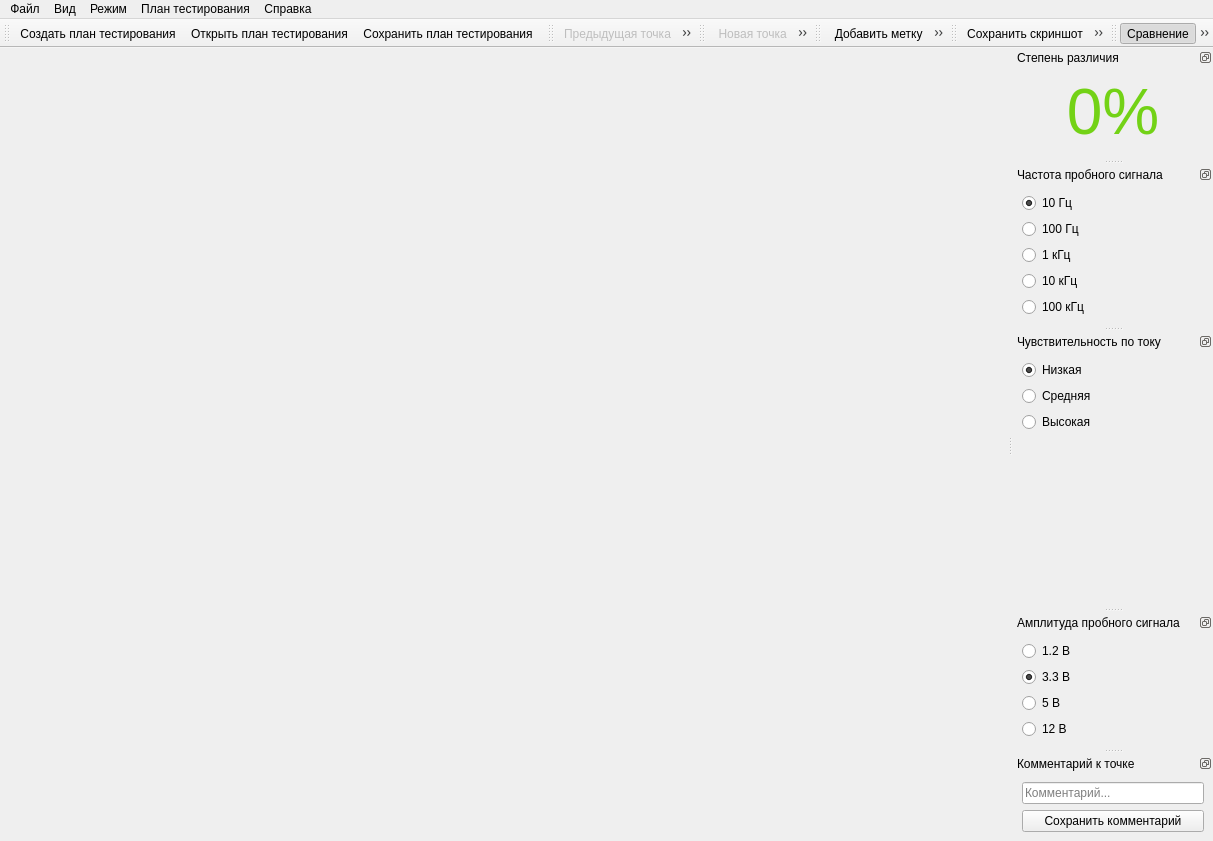
Before: the Qt Designer form gui/mainwindow.ui in EPC-MSU/EPLab, drawn with Qt 5.
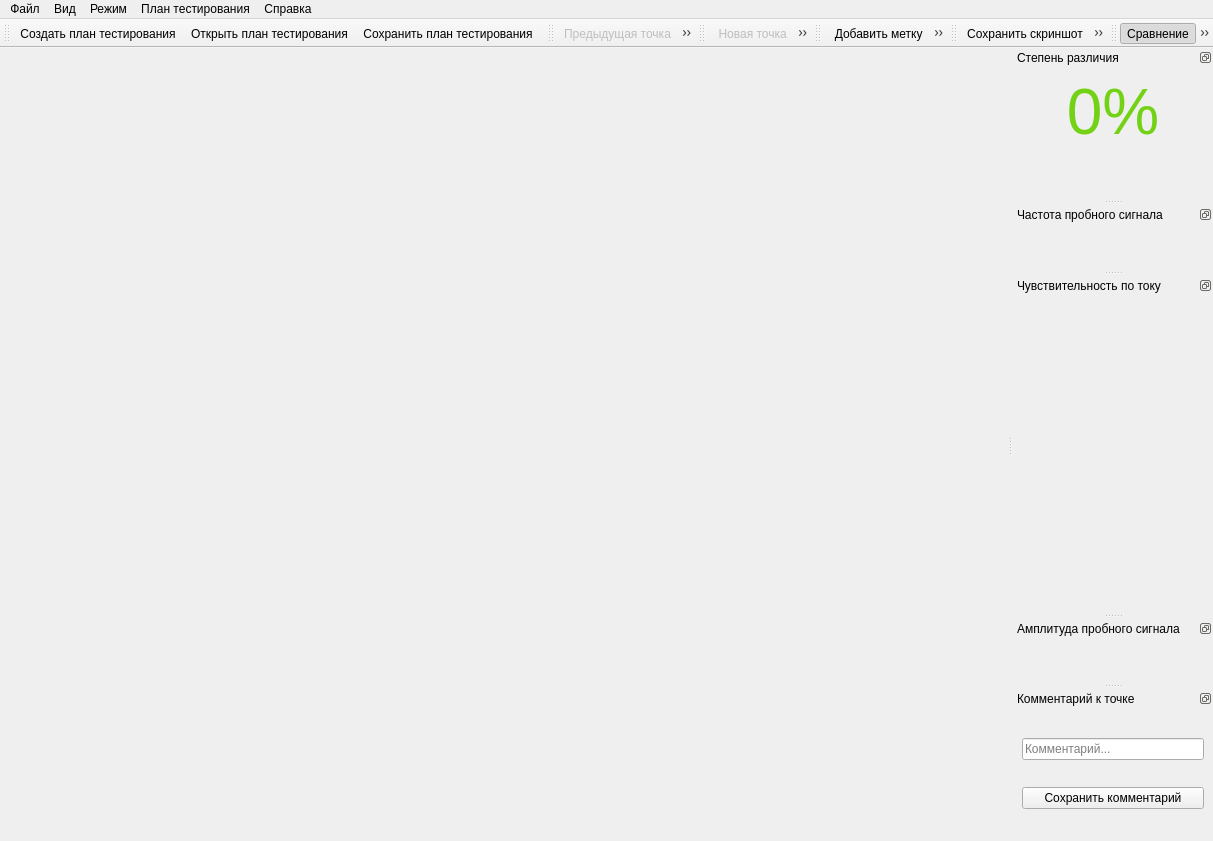
After: the same form once the commit is applied. Icons and pictures are not drawn.

Commit message: Read parameters from epcore product class #39326

Patch:
```diff
--- a/gui/mainwindow.ui
+++ b/gui/mainwindow.ui
@@ -89,50 +89,8 @@
    <attribute name="dockWidgetArea">
     <number>2</number>
    </attribute>
-   <widget class="QWidget" name="dockWidgetContents_3">
-    <layout class="QVBoxLayout" name="verticalLayout_7">
-     <item>
-      <widget class="QRadioButton" name="frequency_10hz_radio_button">
-       <property name="enabled">
-        <bool>true</bool>
-       </property>
-       <property name="text">
-        <string>10 Гц</string>
-       </property>
-       <property name="checked">
-        <bool>true</bool>
-       </property>
-      </widget>
-     </item>
-     <item>
-      <widget class="QRadioButton" name="frequency_100hz_radio_button">
-       <property name="text">
-        <string>100 Гц</string>
-       </property>
-      </widget>
-     </item>
-     <item>
-      <widget class="QRadioButton" name="frequency_1khz_radio_button">
-       <property name="text">
-        <string>1 кГц</string>
-       </property>
-      </widget>
-     </item>
-     <item>
-      <widget class="QRadioButton" name="frequency_10khz_radio_button">
-       <property name="text">
-        <string>10 кГц</string>
-       </property>
-      </widget>
-     </item>
-     <item>
-      <widget class="QRadioButton" name="frequency_100khz_radio_button">
-       <property name="text">
-        <string>100 кГц</string>
-       </property>
-      </widget>
-     </item>
-    </layout>
+   <widget class="QWidget" name="freqLayout">
+    <layout class="QVBoxLayout" name="verticalLayout_7"/>
    </widget>
   </widget>
   <widget class="QDockWidget" name="currentDock">
@@ -153,30 +111,6 @@
    </attribute>
    <widget class="QWidget" name="dockWidgetContents_4">
     <layout class="QVBoxLayout" name="verticalLayout_8">
-     <item>
-      <widget class="QRadioButton" name="sens_low_radio_button">
-       <property name="text">
-        <string>Низкая</string>
-       </property>
-       <property name="checked">
-        <bool>true</bool>
-       </property>
-      </widget>
-     </item>
-     <item>
-      <widget class="QRadioButton" name="sens_medium_radio_button">
-       <property name="text">
-        <string>Средняя</string>
-       </property>
-      </widget>
-     </item>
-     <item>
-      <widget class="QRadioButton" name="sens_high_radio_button">
-       <property name="text">
-        <string>Высокая</string>
-       </property>
-      </widget>
-     </item>
      <item>
       <spacer name="verticalSpacer_6">
        <property name="orientation">
@@ -203,40 +137,8 @@
    <attribute name="dockWidgetArea">
     <number>2</number>
    </attribute>
-   <widget class="QWidget" name="dockWidgetContents_5">
-    <layout class="QVBoxLayout" name="verticalLayout_9">
-     <item>
-      <widget class="QRadioButton" name="voltage_1_2v_radio_button">
-       <property name="text">
-        <string>1.2 В</string>
-       </property>
-      </widget>
-     </item>
-     <item>
-      <widget class="QRadioButton" name="voltage_3_3v_radio_button">
-       <property name="text">
-        <string>3.3 В</string>
-       </property>
-       <property name="checked">
-        <bool>true</bool>
-       </property>
-      </widget>
-     </item>
-     <item>
-      <widget class="QRadioButton" name="voltage_5v_radio_button">
-       <property name="text">
-        <string>5 В</string>
-       </property>
-      </widget>
-     </item>
-     <item>
-      <widget class="QRadioButton" name="voltage_12v_radio_button">
-       <property name="text">
-        <string>12 В</string>
-       </property>
-      </widget>
-     </item>
-    </layout>
+   <widget class="QWidget" name="voltageLayout">
+    <layout class="QVBoxLayout" name="verticalLayout_9"/>
    </widget>
   </widget>
   <widget class="QDockWidget" name="commentDock">
```
Left out of the diff: 4 changed lines with no effect on the pictures. The commit also changes 7 other files.
